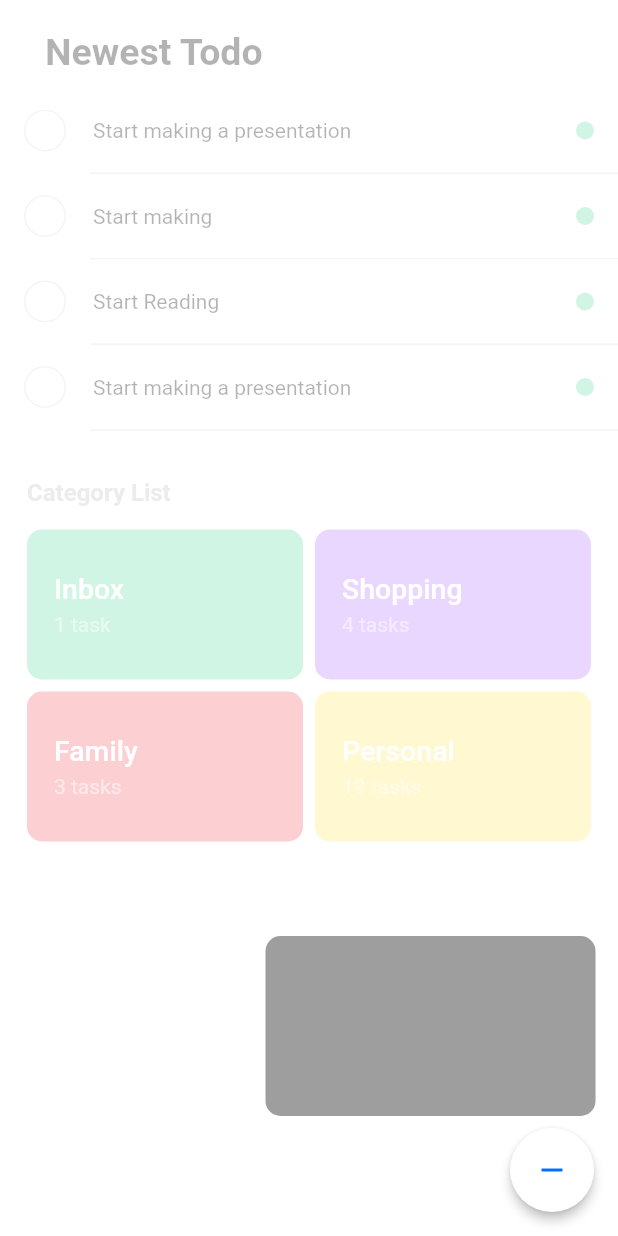
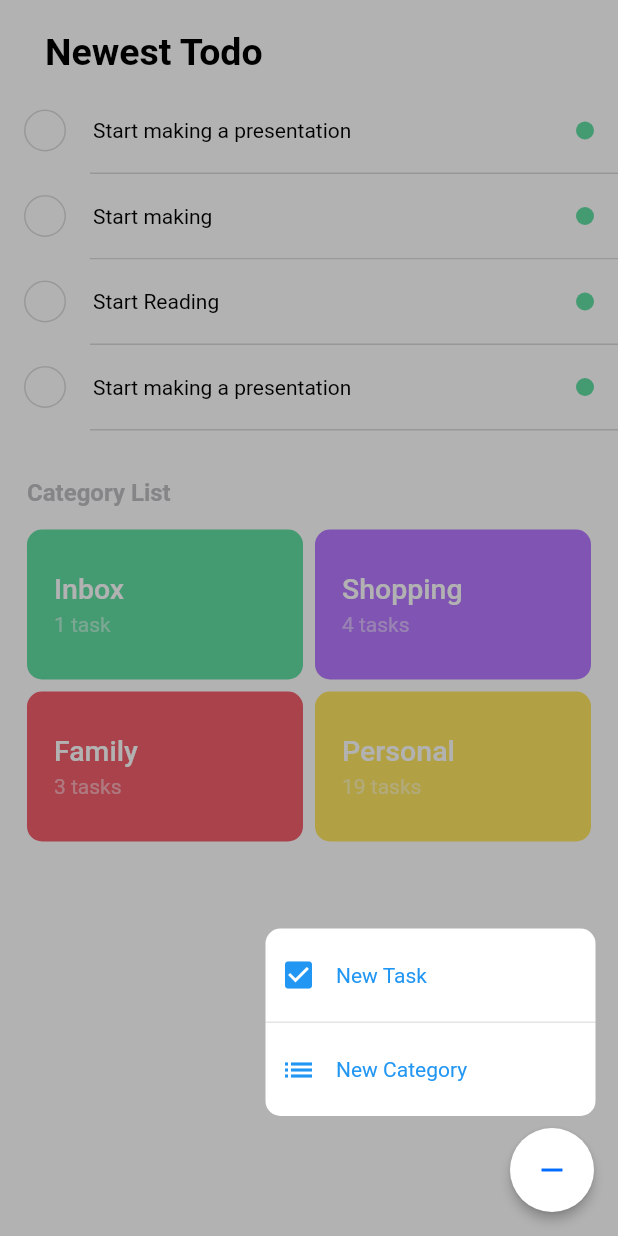
Before and after one commit to devAmirHemmati/task-list, a Flutter app: the screen it shows after launch, after a tap on the "add" icon, on a phone screen of 412 x 824 dp. Run offline on Flutter 3.47's test engine with Material 2 defaults, Android fonts, the phone set to English and light mode, and no system bars; drawn by our look-alikes of flutter_slidable; our stand-ins replace hexcolor.

Commit message:
develop: add new category(screen)

```diff
--- a/lib/components/task_card.dart
+++ b/lib/components/task_card.dart
@@ -2,8 +2,11 @@ import 'package:flutter/material.dart';
 import 'package:flutter_slidable/flutter_slidable.dart';
 import 'package:hexcolor/hexcolor.dart';
 import 'package:my/constants.dart';
+import 'package:my/model/task_model.dart';
+import 'package:my/screens/new_task.dart';
 
 class TaskCard extends StatelessWidget {
+  late String _id;
   late bool _isActive;
   late Color _categoryColor;
   late String _title;
@@ -11,12 +14,14 @@ class TaskCard extends StatelessWidget {
   late void Function() _onRemoveTask;
 
   TaskCard({
+    required String id,
     required bool isActive,
     required Color categoryColor,
     required String title,
     required void Function() onTap,
     required void Function() onRemoveTask,
   }) {
+    this._id = id;
     this._isActive = isActive;
     this._categoryColor = categoryColor;
     this._title = title;
@@ -123,6 +128,28 @@ class TaskCard extends StatelessWidget {
       ),
       secondaryActions: <Widget>[
         IconSlideAction(
+          caption: 'Edit',
+          color: Colors.blue,
+          icon: Icons.edit,
+          onTap: () {
+            Navigator.push(
+              context,
+              MaterialPageRoute(
+                builder: (BuildContext context) {
+                  return NewTaskScreen(
+                    task: TaskModel(
+                      id: this._id,
+                      title: this._title,
+                      isActive: this._isActive,
+                      categoryColor: this._categoryColor,
+                    ),
+                  );
+                },
+              ),
+            );
+          },
+        ),
+        IconSlideAction(
           caption: 'Delete',
           color: Colors.red[400],
           icon: Icons.delete,
--- a/lib/model/category_model.dart
+++ b/lib/model/category_model.dart
@@ -1,11 +1,13 @@
 import 'package:flutter/material.dart';
 
 class CategoryModel {
+  late String id;
   late String title;
   late int lengths;
   late Color color;
 
   CategoryModel({
+    required this.id,
     required this.title,
     required this.lengths,
     required this.color,
--- a/lib/model/task_model.dart
+++ b/lib/model/task_model.dart
@@ -1,11 +1,13 @@
 import 'package:flutter/material.dart';
 
 class TaskModel {
+  late String id;
   late String title;
   late bool isActive;
   late Color categoryColor;
 
   TaskModel({
+    required this.id,
     required this.title,
     required this.isActive,
     required this.categoryColor,
--- a/lib/screens/home.dart
+++ b/lib/screens/home.dart
@@ -8,6 +8,9 @@ import 'package:my/components/task_card.dart';
 import 'package:my/constants.dart';
 import 'package:my/model/category_model.dart';
 import 'package:my/model/task_model.dart';
+import 'package:my/screens/details_category.dart';
+import 'package:my/screens/new_category.dart';
+import 'package:my/screens/new_task.dart';
 
 class HomeScreen extends StatefulWidget {
   @override
@@ -26,21 +29,25 @@ class _HomeScreenState extends State<HomeScreen> {
     setState(() {
       categories = [
         CategoryModel(
+          id: 'a',
           title: "Inbox",
           lengths: 1,
           color: HexColor("#61DEA4"),
         ),
         CategoryModel(
+          id: 'b',
           title: "Shopping",
           lengths: 4,
           color: HexColor("#B678FF"),
         ),
         CategoryModel(
+          id: 'c',
           title: "Family",
           lengths: 3,
           color: HexColor("#F45E6D"),
         ),
         CategoryModel(
+          id: 'd',
           title: "Personal",
           lengths: 19,
           color: HexColor("#FFE761"),
@@ -49,26 +56,36 @@ class _HomeScreenState extends State<HomeScreen> {
 
       tasks = [
         TaskModel(
+          id: 'a',
           title: "Start making a presentation",
           isActive: false,
           categoryColor: categories[0].color,
         ),
         TaskModel(
+          id: 'b',
           title: "Start making",
           isActive: false,
           categoryColor: categories[0].color,
         ),
         TaskModel(
+          id: 'c',
           title: "Start Reading",
           isActive: false,
           categoryColor: categories[0].color,
         ),
         TaskModel(
+          id: 'd',
           title: "Start making a presentation",
           isActive: false,
           categoryColor: categories[0].color,
         ),
       ];
+    });
+  }
+
+  void _addNewCategoryHandler(CategoryModel newCategory) {
+    setState(() {
+      categories.add(newCategory);
     });
   }
 
@@ -113,9 +130,52 @@ class _HomeScreenState extends State<HomeScreen> {
   }
 
   void _handleSwitchActiveFib() {
+    ScaffoldMessenger.of(context).hideCurrentSnackBar();
+
     setState(() {
       isActiveFib = !isActiveFib;
     });
+  }
+
+  void _navigateToDetailsCategory(int index) {
+    Navigator.push(
+      context,
+      MaterialPageRoute(
+        builder: (BuildContext context) {
+          return DetailsCategoryScreen(
+            cateogry: categories[index],
+          );
+        },
+      ),
+    );
+  }
+
+  void _navigateToNewCategory() {
+    _handleSwitchActiveFib();
+
+    Navigator.push(
+      context,
+      MaterialPageRoute(
+        builder: (BuildContext context) {
+          return NewCategoryScreen(
+            addNewCategory: _addNewCategoryHandler,
+          );
+        },
+      ),
+    );
+  }
+
+  void _navigateToNewTask() {
+    _handleSwitchActiveFib();
+
+    Navigator.push(
+      context,
+      MaterialPageRoute(
+        builder: (BuildContext context) {
+          return NewTaskScreen();
+        },
+      ),
+    );
   }
 
   Widget _NewestTodo() {
@@ -124,6 +184,7 @@ class _HomeScreenState extends State<HomeScreen> {
       shrinkWrap: true,
       itemBuilder: (BuildContext context, int index) {
         return TaskCard(
+          id: tasks[index].id,
           categoryColor: tasks[index].categoryColor,
           isActive: tasks[index].isActive,
           title: tasks[index].title,
@@ -171,10 +232,15 @@ class _HomeScreenState extends State<HomeScreen> {
               height: 100,
             ),
             itemBuilder: (BuildContext context, int index) {
-              return CategoryCard(
+              return GestureDetector(
+                onTap: () {
+                  _navigateToDetailsCategory(index);
+                },
+                child: CategoryCard(
                   color: categories[index].color,
                   title: categories[index].title,
                   lengths: categories[index].lengths,
+                ),
               );
             },
           )
@@ -211,19 +277,87 @@ class _HomeScreenState extends State<HomeScreen> {
               ],
             ),
             isActiveFib
-                ? Container(
+                ? GestureDetector(
+                    onTap: _handleSwitchActiveFib,
+                    child: Container(
                       width: size.width,
                       height: size.height,
-                    color: Colors.white.withOpacity(0.7),
+                      color: Colors.black.withOpacity(0.3),
+                    ),
                   )
                 : Container(),
             isActiveFib
                 ? Positioned(
                     child: Container(
+                      child: Column(
+                        children: [
+                          GestureDetector(
+                            onTap: _navigateToNewTask,
+                            child: Container(
                               width: 220,
-                      height: 120,
                               decoration: BoxDecoration(
-                        color: Colors.grey,
+                                border: Border(
+                                  bottom: BorderSide(
+                                    color: Colors.black.withOpacity(0.1),
+                                    style: BorderStyle.solid,
+                                    width: 1,
+                                  ),
+                                ),
+                              ),
+                              padding: EdgeInsets.symmetric(
+                                horizontal: 10,
+                                vertical: 19,
+                              ),
+                              child: Row(
+                                children: [
+                                  Icon(
+                                    Icons.check_box,
+                                    color: Colors.blue,
+                                  ),
+                                  Padding(
+                                    padding: EdgeInsets.only(left: 13),
+                                  ),
+                                  Text(
+                                    "New Task",
+                                    style: TextStyle(
+                                      color: Colors.blue,
+                                    ),
+                                  ),
+                                ],
+                              ),
+                            ),
+                          ),
+                          GestureDetector(
+                            onTap: _navigateToNewCategory,
+                            child: Container(
+                              width: 220,
+                              padding: EdgeInsets.symmetric(
+                                horizontal: 10,
+                                vertical: 19,
+                              ),
+                              child: Row(
+                                children: [
+                                  Icon(
+                                    Icons.list,
+                                    color: Colors.blue,
+                                  ),
+                                  Padding(
+                                    padding: EdgeInsets.only(left: 13),
+                                  ),
+                                  Text(
+                                    "New Category",
+                                    style: TextStyle(
+                                      color: Colors.blue,
+                                    ),
+                                  ),
+                                ],
+                              ),
+                            ),
+                          ),
+                        ],
+                      ),
+                      decoration: BoxDecoration(
+                        color: Colors.white,
                         borderRadius: BorderRadius.circular(10),
                       ),
                     ),
--- /dev/null
+++ b/lib/screens/new_task.dart
@@ -0,0 +1,18 @@
+import 'package:flutter/material.dart';
+import 'package:my/model/task_model.dart';
+
+class NewTaskScreen extends StatelessWidget {
+  late TaskModel? task;
+
+  NewTaskScreen({this.task});
+
+  @override
+  Widget build(BuildContext context) {
+    print('my task: ');
+    print(task);
+
+    return Scaffold(
+      body: Text("New Task"),
+    );
+  }
+}
--- a/pubspec.yaml
+++ b/pubspec.yaml
@@ -30,6 +30,7 @@ dependencies:
   cupertino_icons: ^1.0.2
   flutter_slidable: ^0.6.0
   hexcolor: ^2.0.4
+  uuid: ^3.0.4
 
 dev_dependencies:
   flutter_test:
```
Also changed, not shown: lib/screens/details_category.dart (added, +45 -0 lines), lib/screens/new_category.dart (added, +264 -0 lines), pubspec.lock. Lines whose indentation alone changed are shown as unchanged.
